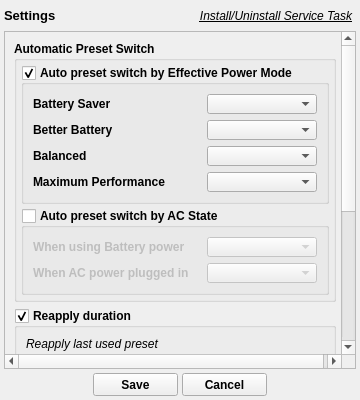
Above: CtrlSettingsForm.ui from xodj/RyzenAdjCtrl before the change. Below: the same form after it.
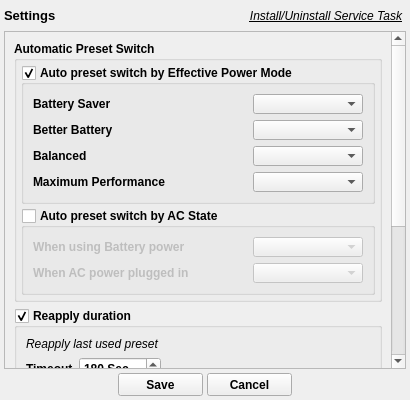
That is the form after the change. Custom widgets are drawn as their Qt base class.

```diff
--- a/CtrlSettingsForm.ui
+++ b/CtrlSettingsForm.ui
@@ -6,7 +6,7 @@
    <rect>
     <x>0</x>
     <y>0</y>
-    <width>360</width>
+    <width>410</width>
     <height>400</height>
    </rect>
   </property>
@@ -18,7 +18,7 @@
   </property>
   <property name="minimumSize">
    <size>
-    <width>360</width>
+    <width>410</width>
     <height>400</height>
    </size>
   </property>
@@ -106,10 +106,16 @@
     <widget class="QScrollArea" name="scrollArea">
      <property name="minimumSize">
       <size>
-       <width>350</width>
+       <width>400</width>
        <height>0</height>
       </size>
      </property>
+     <property name="verticalScrollBarPolicy">
+      <enum>Qt::ScrollBarAlwaysOn</enum>
+     </property>
+     <property name="horizontalScrollBarPolicy">
+      <enum>Qt::ScrollBarAlwaysOff</enum>
+     </property>
      <property name="widgetResizable">
       <bool>true</bool>
      </property>
@@ -118,8 +124,8 @@
        <rect>
         <x>0</x>
         <y>0</y>
-        <width>333</width>
-        <height>515</height>
+        <width>377</width>
+        <height>632</height>
        </rect>
       </property>
       <layout class="QVBoxLayout" name="verticalLayout">
```
